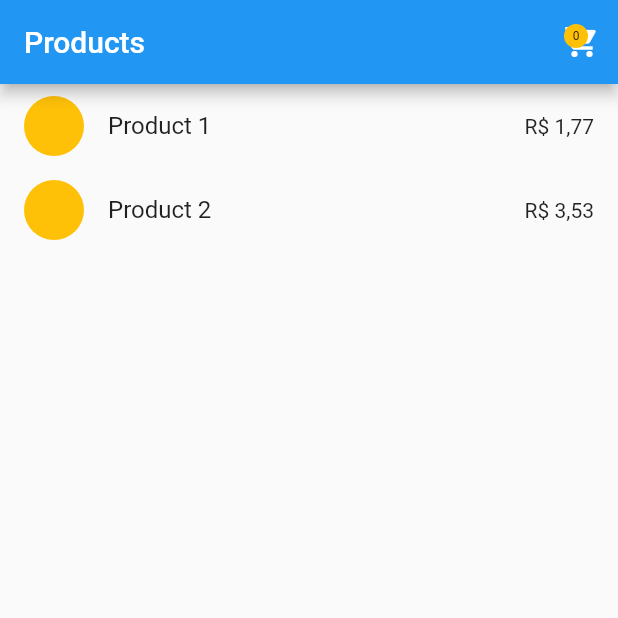
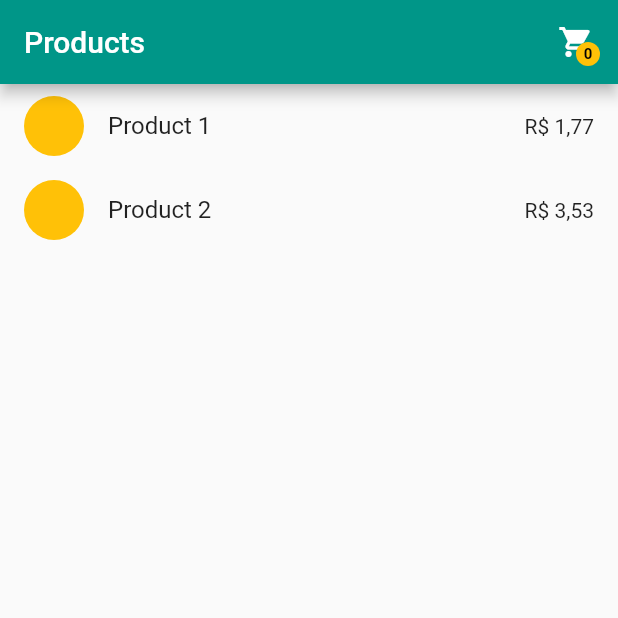
Before and after one commit to rodrigofelipejr/raro-academy-level-up-5, a Flutter app: the screen it shows after launch, on a phone screen of 412 x 824 dp, the top half of it. Run offline on Flutter 3.47's test engine with Material 2 defaults, Android fonts, the phone set to English and light mode, and no system bars; our stand-ins replace flutter_mobx, mobx; generated files the repository leaves out were written again.

Commit message:
altera ui das telas de produto e cart

```diff
--- a/lib/src/app_widget.dart
+++ b/lib/src/app_widget.dart
@@ -17,7 +17,7 @@ class AppWidget extends StatelessWidget {
         debugShowCheckedModeBanner: false,
         title: 'Mobx',
         theme: ThemeData(
-          primarySwatch: Colors.blue,
+          primarySwatch: Colors.teal,
         ),
         initialRoute: '/products',
         routes: {
--- a/lib/src/modules/cart/widgets/button_clean_cart_widget.dart
+++ b/lib/src/modules/cart/widgets/button_clean_cart_widget.dart
@@ -23,7 +23,11 @@ class ButtonCleanCartWidget extends StatelessWidget {
               child: Center(
                 child: Text(
                   'Limpar',
-                  style: TextStyle(color: Colors.white),
+                  style: TextStyle(
+                    color: Colors.white,
+                    fontSize: 16.0,
+                    fontStyle: FontStyle.italic,
+                  ),
                 ),
               ),
             ),
--- a/lib/src/modules/products/products_page.dart
+++ b/lib/src/modules/products/products_page.dart
@@ -5,6 +5,7 @@ import 'package:provider/provider.dart';
 import '../modules.dart';
 import '../../shared/modules/modules.dart';
 import '../../shared/widgets/widgets.dart';
+import 'widget/widgets.dart';
 
 class ProductPage extends StatefulWidget {
   const ProductPage({Key? key}) : super(key: key);
@@ -35,28 +36,13 @@ class _ProductPageState extends State<ProductPage> {
       appBar: AppBar(
         title: Text('Products'),
         actions: [
-          IconButton(
-            onPressed: () => Navigator.pushNamed(context, '/cart'),
-            icon: Stack(
-              children: [
-                Icon(Icons.shopping_cart),
-                CircleAvatar(
-                  backgroundColor: Colors.amber,
-                  radius: 8,
-                  child: Observer(
-                    builder: (_) {
-                      return Text(
-                        cartStore.totalCartItens.toString(),
-                        style: TextStyle(
-                          fontSize: 8.0,
-                          color: Colors.black,
-                        ),
-                      );
-                    },
-                  ),
-                ),
-              ],
-            ),
+          Observer(
+            builder: (_) {
+              return ButtonCartWidget(
+                onPressed: () => Navigator.pushNamed(context, '/cart'),
+                label: cartStore.totalCartItens.toString(),
+              );
+            },
           ),
         ],
       ),
--- /dev/null
+++ b/lib/src/modules/products/widget/button_cart_widget.dart
@@ -0,0 +1,40 @@
+import 'package:flutter/material.dart';
+
+class ButtonCartWidget extends StatelessWidget {
+  final String label;
+  final Function() onPressed;
+
+  const ButtonCartWidget({Key? key, required this.label, required this.onPressed}) : super(key: key);
+
+  @override
+  Widget build(BuildContext context) {
+    return SizedBox(
+      child: Stack(
+        alignment: Alignment.center,
+        children: [
+          IconButton(
+            padding: const EdgeInsets.only(left: 18.0, right: 16.0),
+            onPressed: onPressed,
+            icon: Icon(Icons.shopping_cart),
+          ),
+          Positioned(
+            right: 12.0,
+            bottom: 12.0,
+            child: CircleAvatar(
+              backgroundColor: Colors.amber,
+              radius: 8,
+              child: Text(
+                label,
+                style: TextStyle(
+                  fontSize: 10.0,
+                  fontWeight: FontWeight.w700,
+                  color: Colors.black,
+                ),
+              ),
+            ),
+          ),
+        ],
+      ),
+    );
+  }
+}
--- /dev/null
+++ b/lib/src/modules/products/widget/widgets.dart
@@ -0,0 +1 @@
+export 'button_cart_widget.dart';
--- a/lib/src/shared/widgets/product_item/product_item_widget.dart
+++ b/lib/src/shared/widgets/product_item/product_item_widget.dart
@@ -21,7 +21,9 @@ class ProductItemWidget extends StatelessWidget {
       leading: CircleAvatar(
         backgroundColor: Colors.amber,
       ),
-      trailing: product.selected ? Icon(Icons.done) : Text('R\$ ${Formatters.formatCurrency(product.price)}'),
+      trailing: product.selected
+          ? Icon(Icons.done, color: Colors.amber)
+          : Text('R\$ ${Formatters.formatCurrency(product.price)}'),
     );
   }
 }
```
Also changed, not shown: lib/src/modules/cart/widgets/bottom_bar_cart_widget.dart (+15 -6 lines), lib/src/shared/widgets/product_item/product_item_cart_widget.dart (+9 -3 lines).
